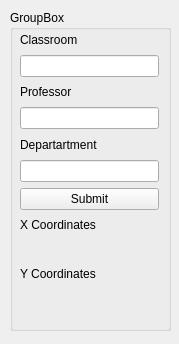
Qt form my_qlabel/form.ui (RoomQuest/Map-File-Generator) before a commit.
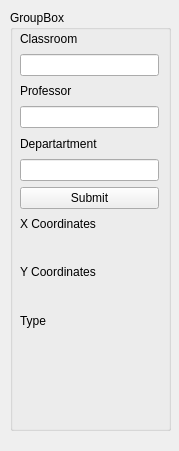
The same form after that commit.

```diff
--- a/my_qlabel/form.ui
+++ b/my_qlabel/form.ui
@@ -7,7 +7,7 @@
     <x>0</x>
     <y>0</y>
     <width>179</width>
-    <height>344</height>
+    <height>451</height>
    </rect>
   </property>
   <property name="windowTitle">
@@ -19,7 +19,7 @@
      <x>10</x>
      <y>10</y>
      <width>161</width>
-     <height>321</height>
+     <height>421</height>
     </rect>
    </property>
    <property name="title">
@@ -31,7 +31,7 @@
       <x>10</x>
       <y>20</y>
       <width>139</width>
-      <height>278</height>
+      <height>324</height>
      </rect>
     </property>
     <layout class="QVBoxLayout" name="verticalLayout">
@@ -96,6 +96,16 @@
      <item>
       <widget class="QLabel" name="yformCoords"/>
      </item>
+     <item>
+      <widget class="QLabel" name="label_6">
+       <property name="text">
+        <string>Type</string>
+       </property>
+      </widget>
+     </item>
+     <item>
+      <widget class="QLabel" name="labelType"/>
+     </item>
     </layout>
    </widget>
   </widget>
```
